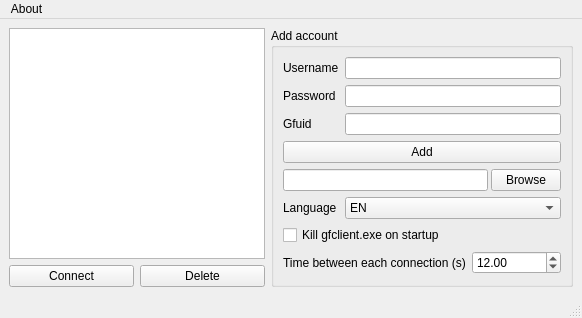
Above: PipeWay/mainwindow.ui from ApourtArtt/NtLauncher before the change. Below: the same form after it.
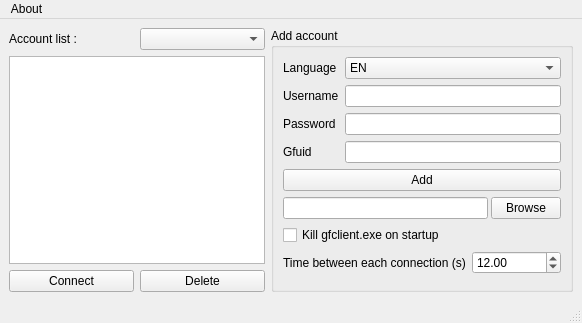
That is the form after the change.

```diff
--- a/PipeWay/mainwindow.ui
+++ b/PipeWay/mainwindow.ui
@@ -7,7 +7,7 @@
     <x>0</x>
     <y>0</y>
     <width>582</width>
-    <height>318</height>
+    <height>323</height>
    </rect>
   </property>
   <property name="windowTitle">
@@ -15,20 +15,58 @@
   </property>
   <widget class="QWidget" name="centralwidget">
    <layout class="QGridLayout" name="gridLayout_2">
-    <item row="1" column="0">
+    <item row="2" column="1">
+     <widget class="QPushButton" name="PB_DELETE">
+      <property name="text">
+       <string>Delete</string>
+      </property>
+     </widget>
+    </item>
+    <item row="2" column="0">
      <widget class="QPushButton" name="PB_CONNECT">
       <property name="text">
        <string>Connect</string>
       </property>
      </widget>
     </item>
-    <item row="0" column="2" rowspan="2">
+    <item row="1" column="0" colspan="2">
+     <widget class="QListWidget" name="LW_ACCOUNTS">
+      <property name="selectionMode">
+       <enum>QAbstractItemView::MultiSelection</enum>
+      </property>
+     </widget>
+    </item>
+    <item row="0" column="2" rowspan="3">
      <widget class="QGroupBox" name="groupBox">
       <property name="title">
        <string>Add account</string>
       </property>
       <layout class="QGridLayout" name="gridLayout">
-       <item row="6" column="0" colspan="2">
+       <item row="10" column="0" colspan="2">
+        <layout class="QHBoxLayout" name="horizontalLayout_2">
+         <item>
+          <widget class="QLabel" name="label_5">
+           <property name="text">
+            <string>Time between each connection (s)</string>
+           </property>
+          </widget>
+         </item>
+         <item>
+          <widget class="QDoubleSpinBox" name="SB_TIME">
+           <property name="maximum">
+            <double>3600.000000000000000</double>
+           </property>
+           <property name="singleStep">
+            <double>0.500000000000000</double>
+           </property>
+           <property name="value">
+            <double>12.000000000000000</double>
+           </property>
+          </widget>
+         </item>
+        </layout>
+       </item>
+       <item row="7" column="0" colspan="2">
         <layout class="QHBoxLayout" name="horizontalLayout">
          <property name="spacing">
           <number>3</number>
@@ -57,21 +95,51 @@
          </item>
         </layout>
        </item>
-       <item row="7" column="0">
-        <widget class="QLabel" name="label_4">
+       <item row="3" column="1">
+        <widget class="QLineEdit" name="LE_GFUID"/>
+       </item>
+       <item row="9" column="0" colspan="2">
+        <widget class="QCheckBox" name="CB_KILLGFCLIENT">
          <property name="text">
-          <string>Language</string>
+          <string>Kill gfclient.exe on startup</string>
          </property>
         </widget>
        </item>
-       <item row="0" column="0">
+       <item row="3" column="0">
+        <widget class="QLabel" name="label_3">
+         <property name="text">
+          <string>Gfuid</string>
+         </property>
+        </widget>
+       </item>
+       <item row="1" column="1">
+        <widget class="QLineEdit" name="LE_USERNAME"/>
+       </item>
+       <item row="2" column="1">
+        <widget class="QLineEdit" name="LE_PASSWORD"/>
+       </item>
+       <item row="4" column="0" colspan="2">
+        <widget class="QPushButton" name="PB_ADD">
+         <property name="text">
+          <string>Add</string>
+         </property>
+        </widget>
+       </item>
+       <item row="1" column="0">
         <widget class="QLabel" name="label">
          <property name="text">
           <string>Username</string>
          </property>
         </widget>
        </item>
-       <item row="7" column="1">
+       <item row="2" column="0">
+        <widget class="QLabel" name="label_2">
+         <property name="text">
+          <string>Password</string>
+         </property>
+        </widget>
+       </item>
+       <item row="0" column="1">
         <widget class="QComboBox" name="CB_LANG">
          <item>
           <property name="text">
@@ -120,81 +188,23 @@
          </item>
         </widget>
        </item>
-       <item row="8" column="0" colspan="2">
-        <widget class="QCheckBox" name="CB_KILLGFCLIENT">
+       <item row="0" column="0">
+        <widget class="QLabel" name="label_4">
          <property name="text">
-          <string>Kill gfclient.exe on startup</string>
+          <string>Language</string>
          </property>
         </widget>
        </item>
-       <item row="1" column="1">
-        <widget class="QLineEdit" name="LE_PASSWORD"/>
-       </item>
-       <item row="2" column="0">
-        <widget class="QLabel" name="label_3">
-         <property name="text">
-          <string>Gfuid</string>
-         </property>
-        </widget>
-       </item>
-       <item row="0" column="1">
-        <widget class="QLineEdit" name="LE_USERNAME"/>
-       </item>
-       <item row="1" column="0">
-        <widget class="QLabel" name="label_2">
-         <property name="text">
-          <string>Password</string>
-         </property>
-        </widget>
-       </item>
-       <item row="3" column="0" colspan="2">
-        <widget class="QPushButton" name="PB_ADD">
-         <property name="text">
-          <string>Add</string>
-         </property>
-        </widget>
-       </item>
-       <item row="2" column="1">
-        <widget class="QLineEdit" name="LE_GFUID"/>
-       </item>
-       <item row="9" column="0" colspan="2">
-        <layout class="QHBoxLayout" name="horizontalLayout_2">
-         <item>
-          <widget class="QLabel" name="label_5">
-           <property name="text">
-            <string>Time between each connection (s)</string>
-           </property>
-          </widget>
-         </item>
-         <item>
-          <widget class="QDoubleSpinBox" name="SB_TIME">
-           <property name="maximum">
-            <double>3600.000000000000000</double>
-           </property>
-           <property name="singleStep">
-            <double>0.500000000000000</double>
-           </property>
-           <property name="value">
-            <double>12.000000000000000</double>
-           </property>
-          </widget>
-         </item>
-        </layout>
-       </item>
       </layout>
      </widget>
     </item>
-    <item row="1" column="1">
-     <widget class="QPushButton" name="PB_DELETE">
-      <property name="text">
-       <string>Delete</string>
-      </property>
-     </widget>
+    <item row="0" column="1">
+     <widget class="QComboBox" name="CB_ACCOUNTS"/>
     </item>
-    <item row="0" column="0" colspan="2">
-     <widget class="QListWidget" name="LW_ACCOUNTS">
-      <property name="selectionMode">
-       <enum>QAbstractItemView::MultiSelection</enum>
+    <item row="0" column="0">
+     <widget class="QLabel" name="label_6">
+      <property name="text">
+       <string>Account list :</string>
       </property>
      </widget>
     </item>
```
